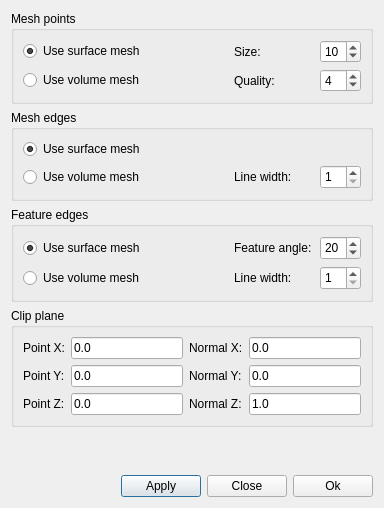
Above: ElmerGUI/vtkpost/preferences.ui from tehnick/elmerfem before the change. Below: the same form after it.
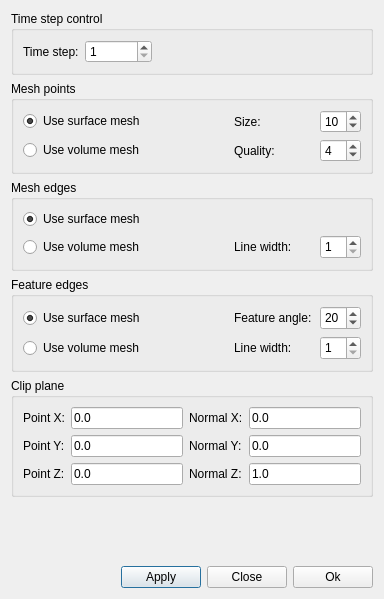
That is the form after the change. Icons and pictures are not drawn.

Commit message: ElmerGUI: Added some initial time step controls for post processor (no effect on steady solutions)

```diff
--- a/ElmerGUI/vtkpost/preferences.ui
+++ b/ElmerGUI/vtkpost/preferences.ui
@@ -6,7 +6,7 @@
     <x>0</x>
     <y>0</y>
     <width>380</width>
-    <height>508</height>
+    <height>599</height>
    </rect>
   </property>
   <property name="windowTitle" >
@@ -16,6 +16,55 @@
    <iconset resource="../ElmerGUI.qrc" >:/icons/Mesh3D.png</iconset>
   </property>
   <layout class="QVBoxLayout" >
+   <item>
+    <widget class="QGroupBox" name="timeStepControlGroup" >
+     <property name="title" >
+      <string>Time step control</string>
+     </property>
+     <layout class="QVBoxLayout" >
+      <item>
+       <layout class="QHBoxLayout" >
+        <item>
+         <widget class="QLabel" name="timeStepLabel" >
+          <property name="text" >
+           <string>Time step:</string>
+          </property>
+         </widget>
+        </item>
+        <item>
+         <widget class="QSpinBox" name="timeStep" >
+          <property name="maximumSize" >
+           <size>
+            <width>16777215</width>
+            <height>24</height>
+           </size>
+          </property>
+          <property name="minimum" >
+           <number>1</number>
+          </property>
+          <property name="maximum" >
+           <number>99999999</number>
+          </property>
+         </widget>
+        </item>
+        <item>
+         <spacer>
+          <property name="orientation" >
+           <enum>Qt::Horizontal</enum>
+          </property>
+          <property name="sizeHint" >
+           <size>
+            <width>40</width>
+            <height>20</height>
+           </size>
+          </property>
+         </spacer>
+        </item>
+       </layout>
+      </item>
+     </layout>
+    </widget>
+   </item>
    <item>
     <widget class="QGroupBox" name="meshPointsGroup" >
      <property name="title" >
@@ -464,7 +513,7 @@
      <property name="sizeHint" >
       <size>
        <width>362</width>
-       <height>21</height>
+       <height>16</height>
       </size>
      </property>
     </spacer>
```
The commit also changes 2 other files.
